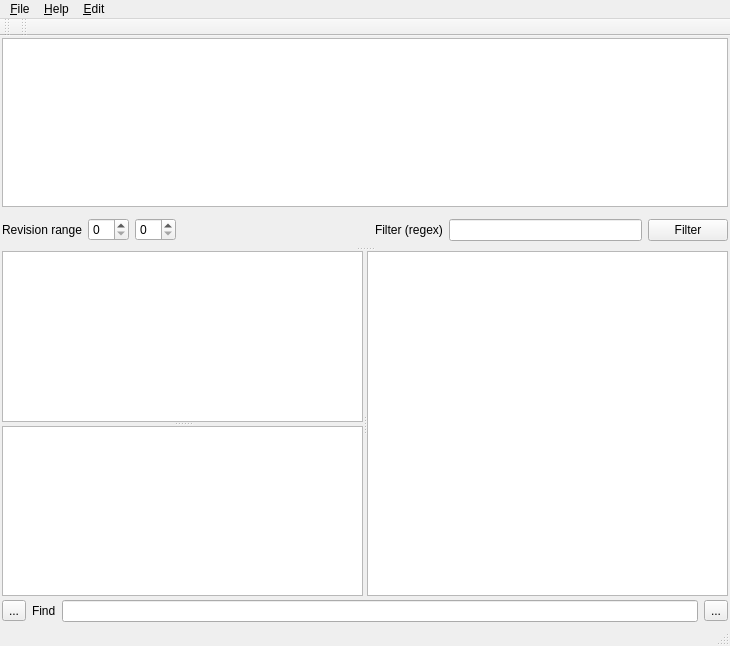
This is hgview/qt4/hgview.ui in TyberiusPrime/hgview as Qt 5 draws it before an edit. The edited form follows.
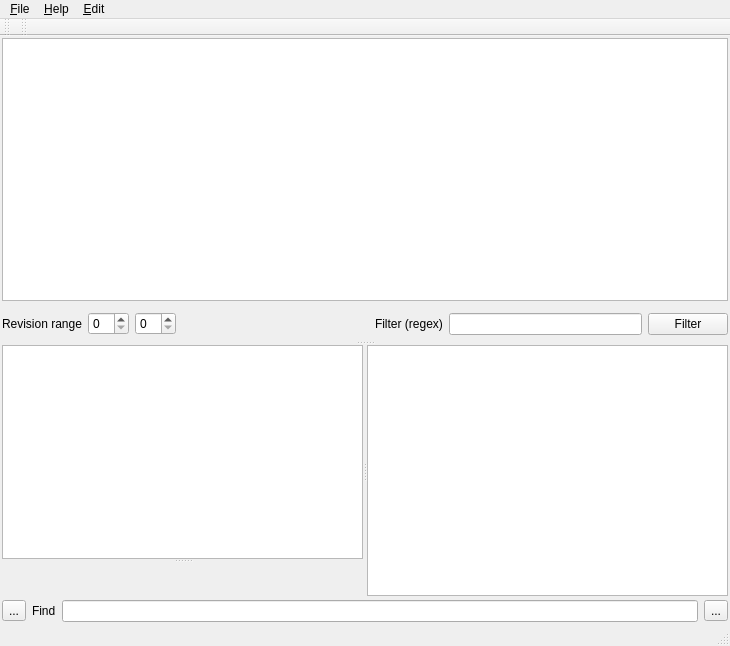
This is the edited form.

Commit message: Use Scintilla and Lexers for displaying text in main window

```diff
--- a/hgview/qt4/hgview.ui
+++ b/hgview/qt4/hgview.ui
@@ -147,7 +147,14 @@
             <enum>Qt::Vertical</enum>
            </property>
            <widget class="QTextBrowser" name="textview_header" />
-           <widget class="QTextBrowser" name="textview_status" />
+           <widget class="QFrame" name="textview_frame" >
+            <property name="frameShape" >
+             <enum>QFrame::NoFrame</enum>
+            </property>
+            <property name="frameShadow" >
+             <enum>QFrame::Raised</enum>
+            </property>
+           </widget>
           </widget>
           <widget class="QTableView" name="tableView_filelist" />
          </widget>
```
The commit also changes 1 other file.
